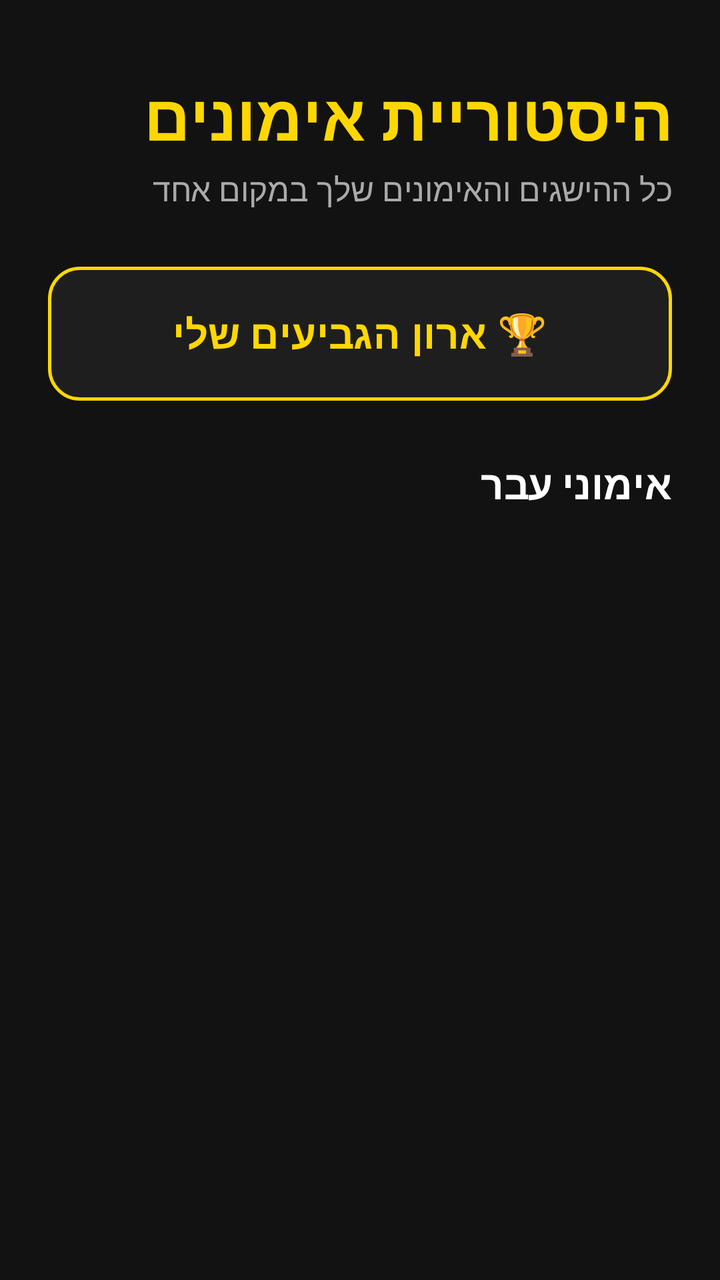
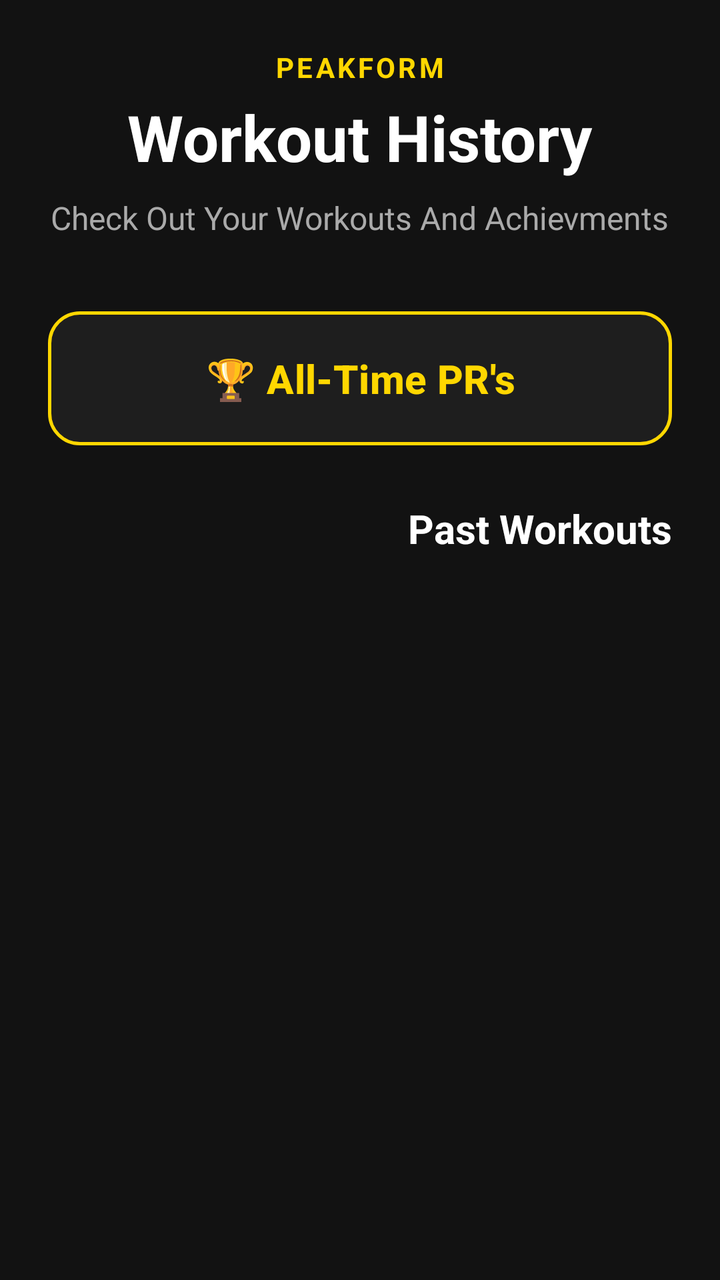

Screens rendered from an Android XML layout before and after an edit, with the pre-edit source and the edit as a unified diff.
<!-- AndroidManifest.xml: application theme Theme.PeakFitA -->
<!-- res/layout/fragment_history.xml -->
<?xml version="1.0" encoding="utf-8"?>
<LinearLayout xmlns:android="http://schemas.android.com/apk/res/android"
    xmlns:app="http://schemas.android.com/apk/res-auto"
    android:layout_width="match_parent"
    android:layout_height="match_parent"
    android:orientation="vertical"
    android:padding="24dp"
    android:background="#121212"
    android:layoutDirection="rtl">

    <TextView
        android:layout_width="match_parent"
        android:layout_height="wrap_content"
        android:text="היסטוריית אימונים"
        android:textSize="32sp"
        android:textStyle="bold"
        android:textColor="#FFD700"
        android:layout_marginTop="12dp"
        android:layout_marginBottom="4dp" />

    <TextView
        android:layout_width="match_parent"
        android:layout_height="wrap_content"
        android:text="כל ההישגים והאימונים שלך במקום אחד"
        android:textSize="16sp"
        android:textColor="#AAAAAA"
        android:layout_marginBottom="24dp" />

    <com.google.android.material.button.MaterialButton
        android:id="@+id/btnTrophyCabinet"
        android:layout_width="match_parent"
        android:layout_height="75dp"
        android:text="🏆 ארון הגביעים שלי"
        android:textSize="20sp"
        android:textStyle="bold"
        android:textColor="#FFD700"
        app:backgroundTint="#1E1E1E"
        app:strokeColor="#FFD700"
        app:strokeWidth="1.5dp"
        app:cornerRadius="16dp"
        android:layout_marginBottom="24dp"
        app:elevation="8dp"/>

    <TextView
        android:layout_width="wrap_content"
        android:layout_height="wrap_content"
        android:text="אימוני עבר"
        android:textSize="20sp"
        android:textStyle="bold"
        android:textColor="#FFFFFF"
        android:layout_marginBottom="12dp"/>

    <androidx.recyclerview.widget.RecyclerView
        android:id="@+id/rvHistoryWorkouts"
        android:layout_width="match_parent"
        android:layout_height="match_parent"
        android:clipToPadding="false"
        android:paddingBottom="20dp" />

</LinearLayout>
<!-- resources referenced by this layout -->
<resources>
  <style name="Theme.PeakFitA" parent="Base.Theme.PeakFitA" />
  <style name="Base.Theme.PeakFitA" parent="Theme.Material3.DayNight.NoActionBar">
          
          
      </style>
</resources>

<!-- the commit's change to res/layout/fragment_history.xml (unified diff, before → after) -->
@@ -8,29 +8,45 @@
     android:background="#121212"
     android:layoutDirection="rtl">
 
-    <TextView
+    <LinearLayout
         android:layout_width="match_parent"
         android:layout_height="wrap_content"
-        android:text="היסטוריית אימונים"
-        android:textSize="32sp"
-        android:textStyle="bold"
-        android:textColor="#FFD700"
-        android:layout_marginTop="12dp"
-        android:layout_marginBottom="4dp" />
+        android:orientation="vertical"
+        android:gravity="center"
+        android:layout_marginBottom="32dp">
 
-    <TextView
-        android:layout_width="match_parent"
-        android:layout_height="wrap_content"
-        android:text="כל ההישגים והאימונים שלך במקום אחד"
-        android:textSize="16sp"
-        android:textColor="#AAAAAA"
-        android:layout_marginBottom="24dp" />
+        <TextView
+            android:layout_width="wrap_content"
+            android:layout_height="wrap_content"
+            android:text="PEAKFORM"
+            android:textColor="#FFD700"
+            android:textSize="14sp"
+            android:textStyle="bold"
+            android:letterSpacing="0.1" />
+
+        <TextView
+            android:layout_width="wrap_content"
+            android:layout_height="wrap_content"
+            android:text="Workout History"
+            android:textColor="#FFFFFF"
+            android:textSize="32sp"
+            android:textStyle="bold"
+            android:layout_marginTop="4dp" />
+
+        <TextView
+            android:layout_width="wrap_content"
+            android:layout_height="wrap_content"
+            android:text="Check Out Your Workouts And Achievments"
+            android:textColor="#AAAAAA"
+            android:textSize="16sp"
+            android:layout_marginTop="8dp" />
+    </LinearLayout>
 
     <com.google.android.material.button.MaterialButton
         android:id="@+id/btnTrophyCabinet"
         android:layout_width="match_parent"
         android:layout_height="75dp"
-        android:text="🏆 ארון הגביעים שלי"
+        android:text="🏆 All-Time PR's"
         android:textSize="20sp"
         android:textStyle="bold"
         android:textColor="#FFD700"
@@ -44,7 +60,7 @@
     <TextView
         android:layout_width="wrap_content"
         android:layout_height="wrap_content"
-        android:text="אימוני עבר"
+        android:text="Past Workouts"
         android:textSize="20sp"
         android:textStyle="bold"
         android:textColor="#FFFFFF"
